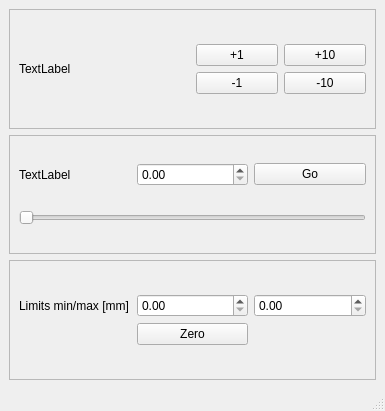
The window that src/slider.ui (nbassler/cbeam) describes before a commit, drawn with Qt 5.
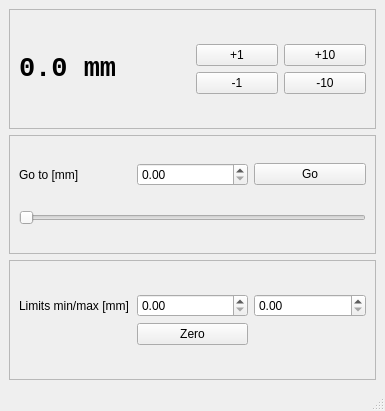
The same window after the commit.

What changed in the file:
```diff
--- a/src/slider.ui
+++ b/src/slider.ui
@@ -47,8 +47,15 @@
             <layout class="QHBoxLayout" name="horizontalLayout">
              <item>
               <widget class="QLabel" name="label_currentPos">
+               <property name="font">
+                <font>
+                 <family>Monospace</family>
+                 <pointsize>20</pointsize>
+                 <bold>true</bold>
+                </font>
+               </property>
                <property name="text">
-                <string>TextLabel</string>
+                <string>0.0 mm</string>
                </property>
               </widget>
              </item>
@@ -105,7 +112,7 @@
            <item>
             <widget class="QLabel" name="label_2">
              <property name="text">
-              <string>TextLabel</string>
+              <string>Go to [mm]</string>
              </property>
             </widget>
            </item>
```
